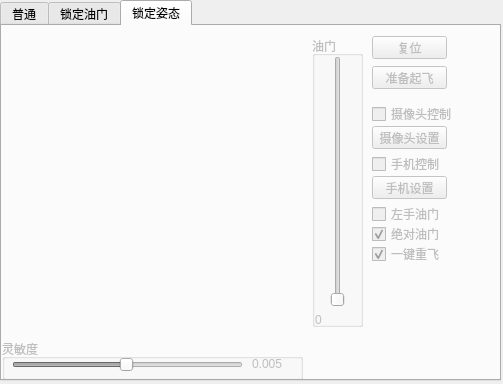
Old version of the form host/quadcopter/dialogcontrol/dialogcontrol.ui in the repository motion55/etootle-flight.
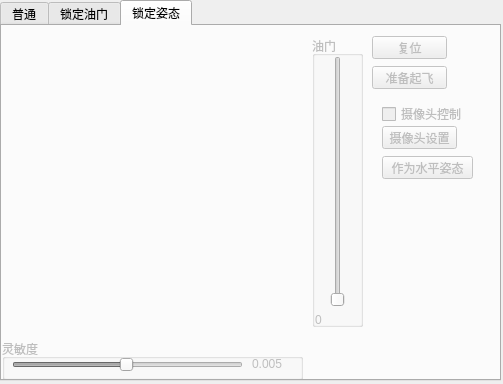
New version of the form. The open tabs and pages were chosen to show the change. Custom widgets are drawn as their Qt base class.

```diff
--- a/host/quadcopter/dialogcontrol/dialogcontrol.ui
+++ b/host/quadcopter/dialogcontrol/dialogcontrol.ui
@@ -449,7 +449,7 @@
     <widget class="QCheckBox" name="lockAttitude_cbCameraControl">
      <property name="geometry">
       <rect>
-       <x>370</x>
+       <x>380</x>
        <y>80</y>
        <width>81</width>
        <height>16</height>
@@ -465,7 +465,7 @@
      </property>
      <property name="geometry">
       <rect>
-       <x>370</x>
+       <x>380</x>
        <y>100</y>
        <width>75</width>
        <height>23</height>
@@ -475,78 +475,17 @@
       <string>摄像头设置</string>
      </property>
     </widget>
-    <widget class="QCheckBox" name="lockAttitude_cbPhoneControl">
+    <widget class="QPushButton" name="btMakeHorizontalAttitude">
      <property name="geometry">
       <rect>
-       <x>370</x>
+       <x>380</x>
        <y>130</y>
-       <width>81</width>
-       <height>16</height>
-      </rect>
-     </property>
-     <property name="text">
-      <string>手机控制</string>
-     </property>
-    </widget>
-    <widget class="QPushButton" name="lockAttitude_btPhoneSetting">
-     <property name="enabled">
-      <bool>false</bool>
-     </property>
-     <property name="geometry">
-      <rect>
-       <x>370</x>
-       <y>150</y>
-       <width>75</width>
+       <width>91</width>
        <height>23</height>
       </rect>
      </property>
      <property name="text">
-      <string>手机设置</string>
-     </property>
-    </widget>
-    <widget class="QCheckBox" name="lockAttitude_cbPhoneControl_leftThro">
-     <property name="geometry">
-      <rect>
-       <x>370</x>
-       <y>180</y>
-       <width>81</width>
-       <height>16</height>
-      </rect>
-     </property>
-     <property name="text">
-      <string>左手油门</string>
-     </property>
-    </widget>
-    <widget class="QCheckBox" name="lockAttitude_cbPhoneControl_ABSThro">
-     <property name="geometry">
-      <rect>
-       <x>370</x>
-       <y>200</y>
-       <width>81</width>
-       <height>16</height>
-      </rect>
-     </property>
-     <property name="text">
-      <string>绝对油门</string>
-     </property>
-     <property name="checked">
-      <bool>true</bool>
-     </property>
-    </widget>
-    <widget class="QCheckBox" name="lockAttitude_cbPhoneControl_refly">
-     <property name="geometry">
-      <rect>
-       <x>370</x>
-       <y>220</y>
-       <width>81</width>
-       <height>16</height>
-      </rect>
-     </property>
-     <property name="text">
-      <string>一键重飞</string>
-     </property>
-     <property name="checked">
-      <bool>true</bool>
+      <string>作为水平姿态</string>
      </property>
     </widget>
    </widget>
```
Left out of the diff: 3 changed lines with no effect on the pictures.
